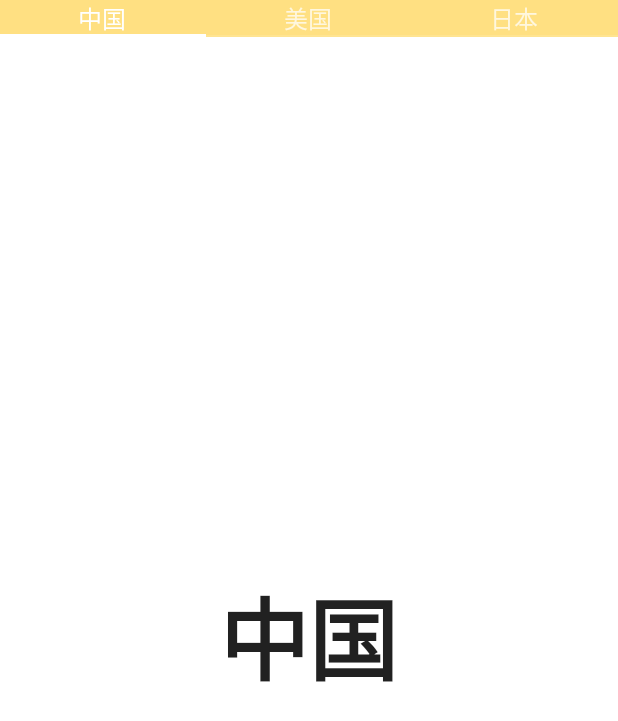
After one commit to jianwenzhou/ComposeMaster, an Android app built with Jetpack Compose: the composable MyNavHost shown on its own in the app's theme, on a phone screen of 412 x 824 dp. The commit adds this screen. Shown: the top 721 px of the screen. Run offline under Robolectric (Android 15) with nearby library versions, the phone set to English and light mode, and no system bars; 1 statement that could not run was skipped.

Commit message:
Compose中Navigation的使用

```diff
--- a/app/build.gradle
+++ b/app/build.gradle
@@ -91,4 +91,6 @@ dependencies {
     //appcompat,Layout中使用Compose,报错:ViewTreeLifecycleOwner not found from android.widget.FrameLayout
     implementation "androidx.appcompat:appcompat:1.4.1"
 
+    //compose中使用navigation
+    implementation "androidx.navigation:navigation-compose:2.4.0-beta02"
 }
--- a/app/src/main/java/com/jianwen/composemaster/main/MainViewModel.kt
+++ b/app/src/main/java/com/jianwen/composemaster/main/MainViewModel.kt
@@ -112,6 +112,11 @@ class MainViewModel : ViewModel() {
                 )
             ),
 
+            MainListData(
+                "Compose中Navigation的使用", listOf(
+                    Const.ComposeNavigation,
+                )
+            ),
 
             )
     }
--- a/app/src/main/java/com/jianwen/composemaster/simple/SimpleCompose.kt
+++ b/app/src/main/java/com/jianwen/composemaster/simple/SimpleCompose.kt
@@ -2,7 +2,6 @@ package com.jianwen.composemaster.simple
 
 import androidx.compose.runtime.Composable
 import androidx.compose.ui.platform.LocalContext
-import androidx.compose.ui.window.Popup
 import com.jianwen.composemaster.data.Const
 import com.jianwen.composemaster.original.OriginalActivity
 import com.jianwen.composemaster.ui.layout.*
@@ -136,6 +135,9 @@ fun SimpleCompose(type: String?) {
         Const.MultipointGesture -> {
             MyMultipointGesture()
         }
+        Const.ComposeNavigation -> {
+            MyNavHost()
+        }
 
     }
 }
--- /dev/null
+++ b/app/src/main/java/com/jianwen/composemaster/ui/layout/MyNavHost.kt
@@ -0,0 +1,91 @@
+package com.jianwen.composemaster.ui.layout
+
+import androidx.compose.foundation.layout.Arrangement
+import androidx.compose.foundation.layout.Column
+import androidx.compose.foundation.layout.fillMaxSize
+import androidx.compose.foundation.layout.padding
+import androidx.compose.material.*
+import androidx.compose.runtime.*
+import androidx.compose.ui.Alignment
+import androidx.compose.ui.Modifier
+import androidx.navigation.NavHostController
+import androidx.navigation.compose.NavHost
+import androidx.navigation.compose.composable
+import androidx.navigation.compose.rememberNavController
+
+/**
+ * @ProjectName ComposeMaster
+ * @PackageName com.jianwen.composemaster.ui.layout
+ * @Author jianwen.zhou
+ * @Date 2022/3/20 16:43
+ * @Des
+ */
+@Composable
+fun MyNavHost() {
+
+    val list = listOf("中国", "美国", "日本")
+
+    val navController = rememberNavController()
+
+    Scaffold(topBar = {
+
+        RallyTabRow(list) { navController.navigate(it) }
+
+    }) {
+        Column(
+            modifier = Modifier.fillMaxSize(),
+            verticalArrangement = Arrangement.Center,
+            horizontalAlignment = Alignment.CenterHorizontally
+        ) {
+            RallyNavHost(navController = navController, modifier = Modifier.padding(it))
+        }
+    }
+
+}
+
+@Composable
+private fun RallyTabRow(list: List<String>, onTabSelected: (String) -> Unit) {
+    var selected by remember {
+        mutableStateOf(0)
+    }
+    TabRow(selectedTabIndex = selected) {
+        list.forEachIndexed { index, name ->
+            Tab(selected = selected == index,
+                onClick = {
+                    selected = index
+                    onTabSelected(name)
+                }) {
+                Text(text = name, style = MaterialTheme.typography.subtitle1)
+            }
+        }
+    }
+}
+
+@Composable
+fun RallyNavHost(navController: NavHostController, modifier: Modifier) {
+    NavHost(
+        navController = navController,
+        startDestination = "中国",
+        modifier = modifier,
+    ) {
+
+        composable(
+            route = "中国"
+        ) {
+            Text(text = "中国", style = MaterialTheme.typography.h2)
+        }
+
+        composable(
+            route = "美国"
+        ) {
+            Text(text = "美国", style = MaterialTheme.typography.h2)
+        }
+
+        composable(
+            route = "日本"
+        ) {
+            Text(text = "日本", style = MaterialTheme.typography.h2)
+        }
+
+    }
+}
```
Also changed, not shown: app/src/main/java/com/jianwen/composemaster/data/Const.kt (+7 -12 lines), app/src/main/java/com/jianwen/composemaster/ui/layout/MyPopup.kt (+2 -7 lines).
